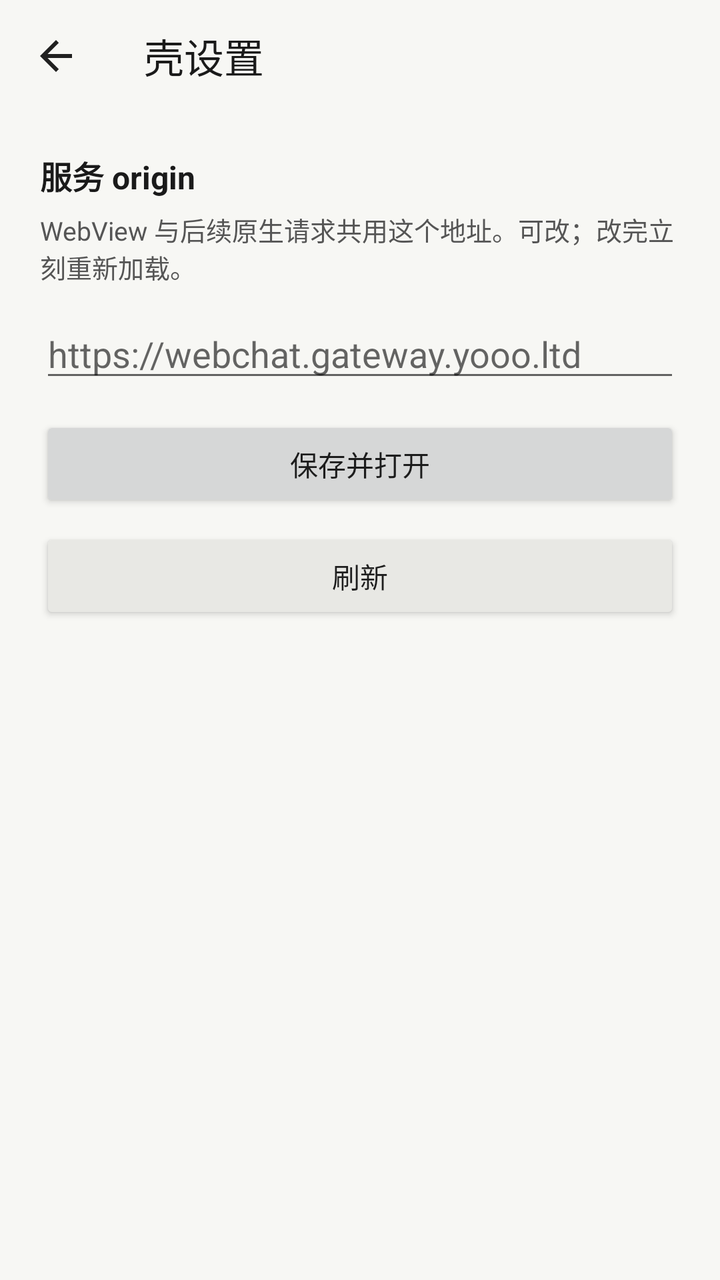
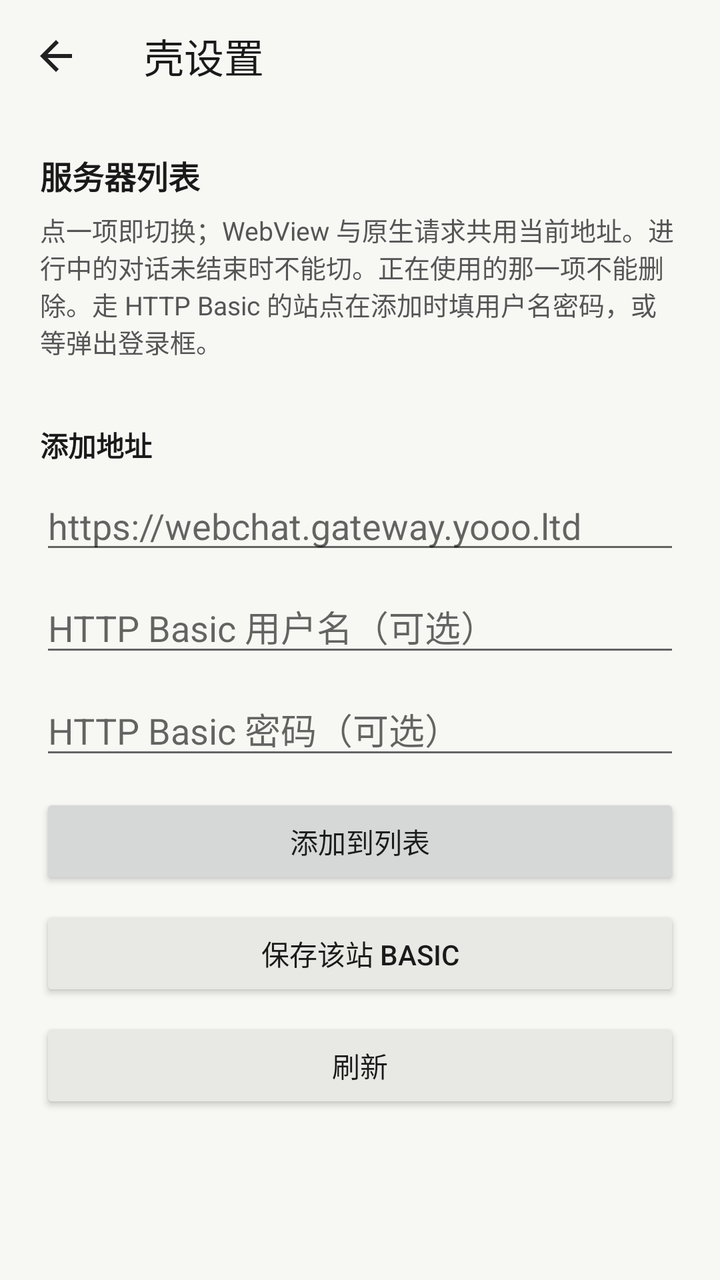

Two renders of the same Android screen: before a commit and after it. Below are the layout's source before the change and the commit's diff.
<!-- AndroidManifest.xml: application theme Theme.CwcShell -->
<!-- res/layout/activity_settings.xml -->
<?xml version="1.0" encoding="utf-8"?>
<LinearLayout xmlns:android="http://schemas.android.com/apk/res/android"
    xmlns:app="http://schemas.android.com/apk/res-auto"
    android:id="@+id/settings_root"
    android:layout_width="match_parent"
    android:layout_height="match_parent"
    android:background="#f7f7f4"
    android:orientation="vertical">

    <androidx.appcompat.widget.Toolbar
        android:id="@+id/settings_toolbar"
        android:layout_width="match_parent"
        android:layout_height="?attr/actionBarSize"
        android:background="#f7f7f4"
        android:theme="@style/ThemeOverlay.AppCompat.ActionBar"
        app:navigationIcon="?attr/homeAsUpIndicator"
        app:title="@string/shell_settings"
        app:titleTextColor="#1a1a1a" />

    <LinearLayout
        android:layout_width="match_parent"
        android:layout_height="match_parent"
        android:orientation="vertical"
        android:padding="20dp">

        <TextView
            android:layout_width="match_parent"
            android:layout_height="wrap_content"
            android:text="@string/origin_title"
            android:textColor="#1a1a1a"
            android:textSize="16sp"
            android:textStyle="bold" />

        <TextView
            android:layout_width="match_parent"
            android:layout_height="wrap_content"
            android:layout_marginTop="6dp"
            android:text="@string/origin_message"
            android:textColor="#555555"
            android:textSize="13sp" />

        <EditText
            android:id="@+id/origin_input"
            android:layout_width="match_parent"
            android:layout_height="wrap_content"
            android:layout_marginTop="12dp"
            android:hint="@string/origin_hint"
            android:inputType="textUri"
            android:singleLine="true" />

        <Button
            android:id="@+id/origin_save"
            android:layout_width="match_parent"
            android:layout_height="wrap_content"
            android:layout_marginTop="12dp"
            android:text="@string/origin_save" />

        <Button
            android:id="@+id/page_reload"
            android:layout_width="match_parent"
            android:layout_height="wrap_content"
            android:layout_marginTop="8dp"
            android:text="@string/menu_reload"
            android:backgroundTint="#e8e8e4" />
    </LinearLayout>
</LinearLayout>
<!-- resources referenced by this layout -->
<resources>
  <string name="menu_reload">刷新</string>
  <string name="origin_hint">https://webchat.gateway.yooo.ltd</string>
  <string name="origin_message">WebView 与后续原生请求共用这个地址。可改；改完立刻重新加载。</string>
  <string name="origin_save">保存并打开</string>
  <string name="origin_title">服务 origin</string>
  <string name="shell_settings">壳设置</string>
  <style name="Theme.CwcShell" parent="Theme.AppCompat.DayNight.NoActionBar">
          <item name="colorPrimary">#f6f8fa</item>
          <item name="colorPrimaryDark">#f6f8fa</item>
          <item name="colorAccent">#0969da</item>
          <item name="android:statusBarColor">@android:color/transparent</item>
          <item name="android:navigationBarColor">@android:color/transparent</item>
          <item name="android:windowLightStatusBar">true</item>
      </style>
</resources>

<!-- the commit's change to res/layout/activity_settings.xml (unified diff, before → after) -->
@@ -17,50 +17,100 @@
         app:title="@string/shell_settings"
         app:titleTextColor="#1a1a1a" />
 
-    <LinearLayout
+    <ScrollView
         android:layout_width="match_parent"
         android:layout_height="match_parent"
-        android:orientation="vertical"
-        android:padding="20dp">
+        android:fillViewport="true">
 
-        <TextView
+        <LinearLayout
             android:layout_width="match_parent"
             android:layout_height="wrap_content"
-            android:text="@string/origin_title"
-            android:textColor="#1a1a1a"
-            android:textSize="16sp"
-            android:textStyle="bold" />
+            android:orientation="vertical"
+            android:padding="20dp">
 
-        <TextView
-            android:layout_width="match_parent"
-            android:layout_height="wrap_content"
-            android:layout_marginTop="6dp"
-            android:text="@string/origin_message"
-            android:textColor="#555555"
-            android:textSize="13sp" />
+            <TextView
+                android:layout_width="match_parent"
+                android:layout_height="wrap_content"
+                android:text="@string/origin_title"
+                android:textColor="#1a1a1a"
+                android:textSize="16sp"
+                android:textStyle="bold" />
 
-        <EditText
-            android:id="@+id/origin_input"
-            android:layout_width="match_parent"
-            android:layout_height="wrap_content"
-            android:layout_marginTop="12dp"
-            android:hint="@string/origin_hint"
-            android:inputType="textUri"
-            android:singleLine="true" />
+            <TextView
+                android:layout_width="match_parent"
+                android:layout_height="wrap_content"
+                android:layout_marginTop="6dp"
+                android:text="@string/origin_message"
+                android:textColor="#555555"
+                android:textSize="13sp" />
 
-        <Button
-            android:id="@+id/origin_save"
-            android:layout_width="match_parent"
-            android:layout_height="wrap_content"
-            android:layout_marginTop="12dp"
-            android:text="@string/origin_save" />
+            <LinearLayout
+                android:id="@+id/origin_list"
+                android:layout_width="match_parent"
+                android:layout_height="wrap_content"
+                android:layout_marginTop="12dp"
+                android:orientation="vertical" />
 
-        <Button
-            android:id="@+id/page_reload"
-            android:layout_width="match_parent"
-            android:layout_height="wrap_content"
-            android:layout_marginTop="8dp"
-            android:text="@string/menu_reload"
-            android:backgroundTint="#e8e8e4" />
-    </LinearLayout>
+            <TextView
+                android:layout_width="match_parent"
+                android:layout_height="wrap_content"
+                android:layout_marginTop="20dp"
+                android:text="@string/origin_add_title"
+                android:textColor="#1a1a1a"
+                android:textSize="14sp"
+                android:textStyle="bold" />
+
+            <EditText
+                android:id="@+id/origin_input"
+                android:layout_width="match_parent"
+                android:layout_height="wrap_content"
+                android:layout_marginTop="8dp"
+                android:hint="@string/origin_hint"
+                android:inputType="textUri"
+                android:singleLine="true" />
+
+            <EditText
+                android:id="@+id/origin_basic_user"
+                android:layout_width="match_parent"
+                android:layout_height="wrap_content"
+                android:layout_marginTop="8dp"
+                android:hint="@string/http_auth_user"
+                android:inputType="text"
+                android:singleLine="true" />
+
+            <EditText
+                android:id="@+id/origin_basic_pass"
+                android:layout_width="match_parent"
+                android:layout_height="wrap_content"
+                android:layout_marginTop="8dp"
+                android:hint="@string/http_auth_pass"
+                android:inputType="textPassword"
+                android:singleLine="true" />
+
+            <Button
+                android:id="@+id/origin_add"
+                android:layout_width="match_parent"
+                android:layout_height="wrap_content"
+                android:layout_marginTop="12dp"
+                android:text="@string/origin_add" />
+
+            <Button
+                android:id="@+id/http_auth_save"
+                android:layout_width="match_parent"
+                android:layout_height="wrap_content"
+                android:layout_marginTop="8dp"
+                android:backgroundTint="#e8e8e4"
+                android:text="@string/http_auth_save"
+                android:textColor="#1a1a1a" />
+
+            <Button
+                android:id="@+id/page_reload"
+                android:layout_width="match_parent"
+                android:layout_height="wrap_content"
+                android:layout_marginTop="8dp"
+                android:backgroundTint="#e8e8e4"
+                android:text="@string/menu_reload"
+                android:textColor="#1a1a1a" />
+        </LinearLayout>
+    </ScrollView>
 </LinearLayout>
<!-- resource entries referenced after the edit -->
@@ -1,10 +1,14 @@
 <!-- resources referenced by this layout -->
 <resources>
+  <string name="http_auth_pass">HTTP Basic 密码（可选）</string>
+  <string name="http_auth_save">保存该站 Basic</string>
+  <string name="http_auth_user">HTTP Basic 用户名（可选）</string>
   <string name="menu_reload">刷新</string>
+  <string name="origin_add">添加到列表</string>
+  <string name="origin_add_title">添加地址</string>
   <string name="origin_hint">https://webchat.gateway.yooo.ltd</string>
-  <string name="origin_message">WebView 与后续原生请求共用这个地址。可改；改完立刻重新加载。</string>
-  <string name="origin_save">保存并打开</string>
-  <string name="origin_title">服务 origin</string>
+  <string name="origin_message">点一项即切换；WebView 与原生请求共用当前地址。进行中的对话未结束时不能切。正在使用的那一项不能删除。走 HTTP Basic 的站点在添加时填用户名密码，或等弹出登录框。</string>
+  <string name="origin_title">服务器列表</string>
   <string name="shell_settings">壳设置</string>
   <style name="Theme.CwcShell" parent="Theme.AppCompat.DayNight.NoActionBar">
           <item name="colorPrimary">#f6f8fa</item>
